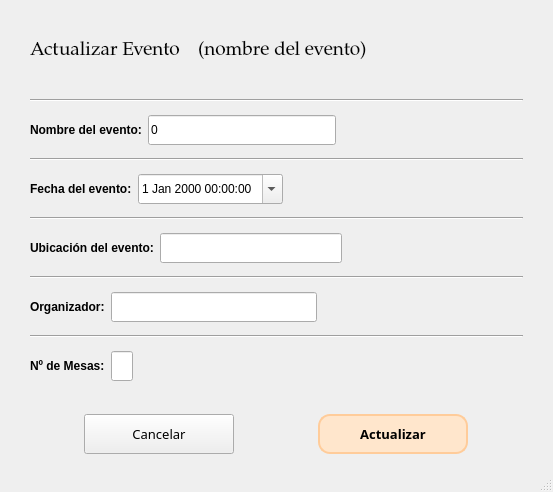
Qt form src/ui/ActualizarEvento.ui (IvanJesusCorbalanPascual/Gestor-de-Eventos) before a commit.
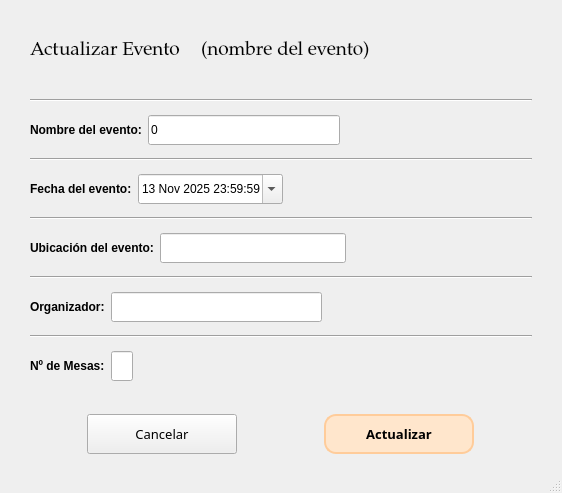
The same form after that commit.

```diff
--- a/src/ui/ActualizarEvento.ui
+++ b/src/ui/ActualizarEvento.ui
@@ -6,8 +6,8 @@
    <rect>
     <x>0</x>
     <y>0</y>
-    <width>553</width>
-    <height>492</height>
+    <width>562</width>
+    <height>493</height>
    </rect>
   </property>
   <property name="windowTitle">
@@ -149,12 +149,32 @@
       </item>
       <item>
        <widget class="QDateTimeEdit" name="dateTimeEventoActualizar">
+        <property name="minimumSize">
+         <size>
+          <width>120</width>
+          <height>0</height>
+         </size>
+        </property>
         <property name="maximumSize">
          <size>
           <width>16777215</width>
           <height>30</height>
          </size>
         </property>
+        <property name="date">
+         <date>
+          <year>2025</year>
+          <month>11</month>
+          <day>13</day>
+         </date>
+        </property>
+        <property name="time">
+         <time>
+          <hour>23</hour>
+          <minute>59</minute>
+          <second>59</second>
+         </time>
+        </property>
         <property name="calendarPopup">
          <bool>true</bool>
         </property>
```
Left out of the diff: 2 changed lines with no effect on the pictures.
